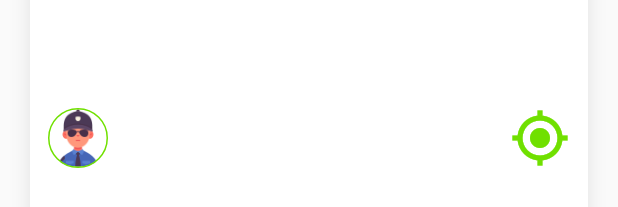
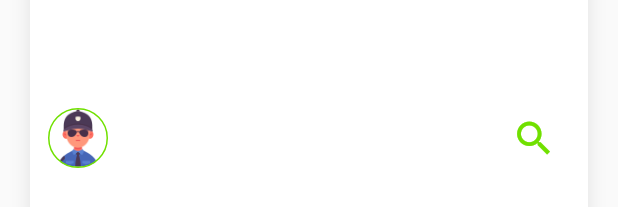
Before and after one commit to S6Main/EV-Home-Gird, a Flutter app: the MapPointerBadge widget shown alone on an empty page, opened directly with empty values, on a phone screen of 412 x 824 dp. Shown: the part 480-687 px from the top of the screen. Run offline on Flutter 3.47's test engine with Material 2 defaults, Android fonts, the phone set to English and light mode, and no system bars; our stand-ins replace carousel_slider, dio, font_awesome_flutter, google_fonts, google_maps_flutter, line_awesome_flutter and 1 more; missing offline and left inert: dart:ffi, flutter_animated_button, flutter_polyline_points.

```diff
--- a/lib/widgets/MapPointerBadge.dart
+++ b/lib/widgets/MapPointerBadge.dart
@@ -2,7 +2,7 @@
 import 'package:flutter/cupertino.dart';
 import 'package:flutter/material.dart';
 import  'package:ev_homegrid/globals.dart';
-
+import 'ProfilePopUp.dart';
 class MapPointerBadge extends StatelessWidget {
 
   bool isSelected  = false;
@@ -29,7 +29,14 @@ class MapPointerBadge extends StatelessWidget {
       ),
       child: Row(
         children: [
-          Container(
+          GestureDetector(
+            onTap: () {
+              showDialog(
+                context: context,
+                builder: (BuildContext context) => BuildPopupDialog(context),
+              );
+            },
+            child: Container(
             width: 40,
             height: 40,
             decoration: BoxDecoration(
@@ -40,7 +47,7 @@ class MapPointerBadge extends StatelessWidget {
                  border: Border.all(
                    color: this.isSelected ? Colors.white :Globals.MAIN_COLOR,
                    width: 1
-                 )
+                 )),
             ),
           ),
           SizedBox(width: 10),
@@ -64,10 +71,47 @@ class MapPointerBadge extends StatelessWidget {
               ],
             ),
           ),
-          Icon(
-            Icons.my_location,
+        //   Card(
+
+        //     elevation: 3,
+        //     shadowColor: Colors.black26,
+        //     shape: RoundedRectangleBorder(
+        //       borderRadius: BorderRadius.circular(35.0),
+        //     ),
+        //     child: ClipOval(
+        //       child: Material(
+        //         color: this.isSelected ?Globals.MAIN_COLOR : Colors.white, // button color
+        //         child: InkWell(
+        //           splashColor: Colors.black26, // inkwell color
+        //           child: SizedBox(
+        //             width: 40,
+        //             height: 40,
+        //             child: Container(
+        //               child: Icon(
+        //                 Icons.search,
+        //                 color: this.isSelected ? Colors.white :Globals.MAIN_COLOR,
+        //                 size: 30,),
+        //             ),
+        //           ),
+        //           onTap: () {
+        //             print('Clicked on Search Icon');
+        //           },
+        //         ),
+        //       ),
+        //     ),
+        // )
+          IconButton(
+            iconSize: 30,
+            icon: Icon(
+            Icons.search,
             color: this.isSelected ? Colors.white :Globals.MAIN_COLOR,
-            size: 40,)
+            size: 30,),
+
+            onPressed: () {
+
+             },
+            ),
+
 
         ],
       ),
```
Also changed, not shown: lib/navigation pages/home_page.dart (+9 -4 lines), lib/widgets/ProfilePopUp.dart (added, +110 -0 lines).
